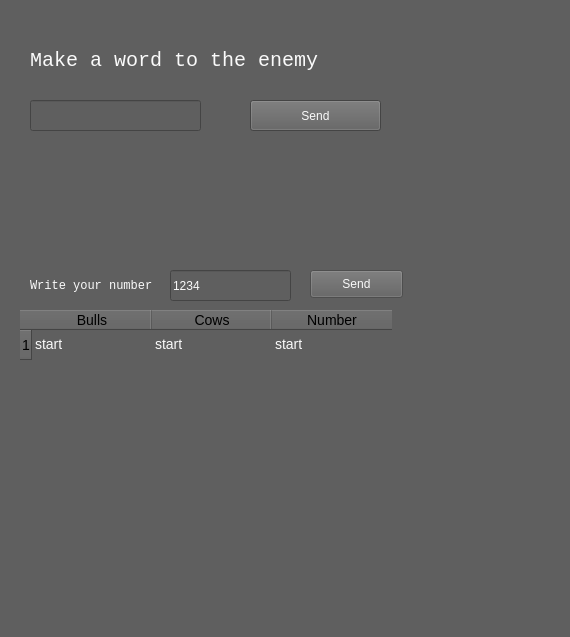
Qt form untitled_people.ui (DamirGainatullin/CowsAndBulls) before a commit.
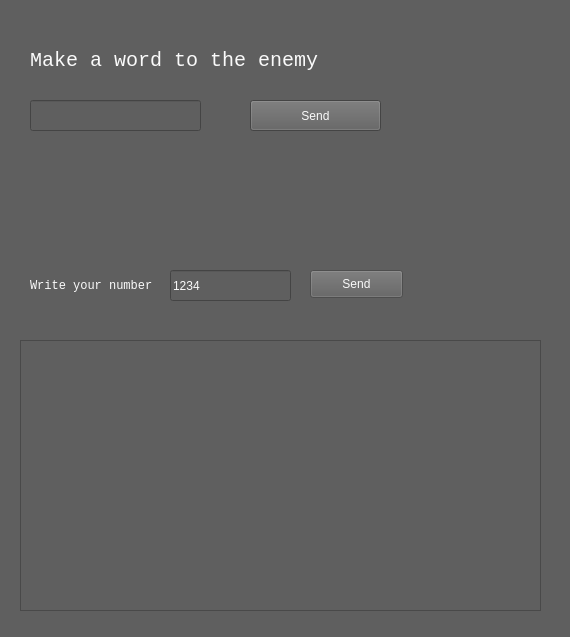
The same form after that commit.

```diff
--- a/untitled_people.ui
+++ b/untitled_people.ui
@@ -51,161 +51,6 @@
      <number>100</number>
     </property>
    </widget>
-   <widget class="QTableWidget" name="tableWidget">
-    <property name="geometry">
-     <rect>
-      <x>20</x>
-      <y>310</y>
-      <width>391</width>
-      <height>291</height>
-     </rect>
-    </property>
-    <property name="sizePolicy">
-     <sizepolicy hsizetype="Expanding" vsizetype="Expanding">
-      <horstretch>0</horstretch>
-      <verstretch>0</verstretch>
-     </sizepolicy>
-    </property>
-    <property name="font">
-     <font>
-      <pointsize>-1</pointsize>
-      <stylestrategy>PreferDefault</stylestrategy>
-     </font>
-    </property>
-    <property name="styleSheet">
-     <string notr="true">QWidget {
-	border: none;
-	color: rgb(250, 250, 250);
-	font-size: 14px;
-}
-</string>
-    </property>
-    <property name="gridStyle">
-     <enum>Qt::NoPen</enum>
-    </property>
-    <property name="sortingEnabled">
-     <bool>false</bool>
-    </property>
-    <attribute name="horizontalHeaderCascadingSectionResizes">
-     <bool>false</bool>
-    </attribute>
-    <attribute name="horizontalHeaderDefaultSectionSize">
-     <number>120</number>
-    </attribute>
-    <attribute name="horizontalHeaderShowSortIndicator" stdset="0">
-     <bool>false</bool>
-    </attribute>
-    <attribute name="verticalHeaderCascadingSectionResizes">
-     <bool>false</bool>
-    </attribute>
-    <attribute name="verticalHeaderShowSortIndicator" stdset="0">
-     <bool>true</bool>
-    </attribute>
-    <attribute name="verticalHeaderStretchLastSection">
-     <bool>false</bool>
-    </attribute>
-    <row>
-     <property name="text">
-      <string>1</string>
-     </property>
-     <property name="foreground">
-      <brush brushstyle="SolidPattern">
-       <color alpha="255">
-        <red>0</red>
-        <green>0</green>
-        <blue>0</blue>
-       </color>
-      </brush>
-     </property>
-    </row>
-    <column>
-     <property name="text">
-      <string>Bulls</string>
-     </property>
-     <property name="background">
-      <color>
-       <red>255</red>
-       <green>255</green>
-       <blue>255</blue>
-      </color>
-     </property>
-     <property name="foreground">
-      <brush brushstyle="SolidPattern">
-       <color alpha="255">
-        <red>0</red>
-        <green>0</green>
-        <blue>0</blue>
-       </color>
-      </brush>
-     </property>
-    </column>
-    <column>
-     <property name="text">
-      <string>Cows</string>
-     </property>
-     <property name="background">
-      <color>
-       <red>255</red>
-       <green>255</green>
-       <blue>255</blue>
-      </color>
-     </property>
-     <property name="foreground">
-      <brush brushstyle="SolidPattern">
-       <color alpha="255">
-        <red>0</red>
-        <green>0</green>
-        <blue>0</blue>
-       </color>
-      </brush>
-     </property>
-    </column>
-    <column>
-     <property name="text">
-      <string>Number</string>
-     </property>
-     <property name="background">
-      <color>
-       <red>255</red>
-       <green>255</green>
-       <blue>255</blue>
-      </color>
-     </property>
-     <property name="foreground">
-      <brush brushstyle="SolidPattern">
-       <color alpha="255">
-        <red>0</red>
-        <green>0</green>
-        <blue>0</blue>
-       </color>
-      </brush>
-     </property>
-    </column>
-    <item row="0" column="0">
-     <property name="text">
-      <string>start</string>
-     </property>
-     <property name="background">
-      <brush brushstyle="NoBrush">
-       <color alpha="255">
-        <red>0</red>
-        <green>0</green>
-        <blue>0</blue>
-       </color>
-      </brush>
-     </property>
-    </item>
-    <item row="0" column="1">
-     <property name="text">
-      <string>start</string>
-     </property>
-    </item>
-    <item row="0" column="2">
-     <property name="text">
-      <string>start</string>
-     </property>
-    </item>
-   </widget>
    <widget class="QLineEdit" name="number">
     <property name="enabled">
      <bool>false</bool>
@@ -282,6 +127,16 @@
      <string>Send</string>
     </property>
    </widget>
+   <widget class="QTextBrowser" name="textBrowser">
+    <property name="geometry">
+     <rect>
+      <x>20</x>
+      <y>340</y>
+      <width>521</width>
+      <height>271</height>
+     </rect>
+    </property>
+   </widget>
   </widget>
   <widget class="QStatusBar" name="statusbar"/>
  </widget>
```
